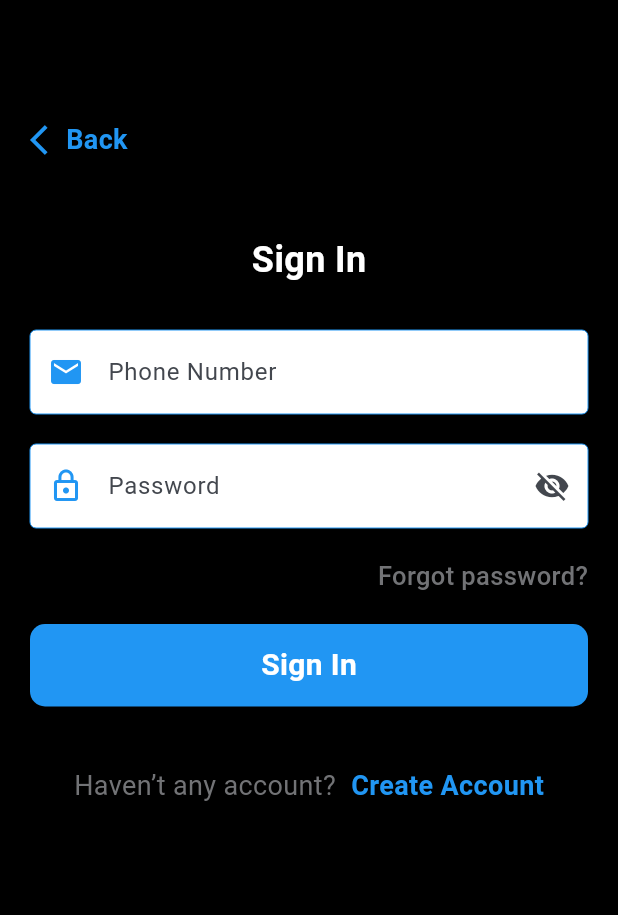
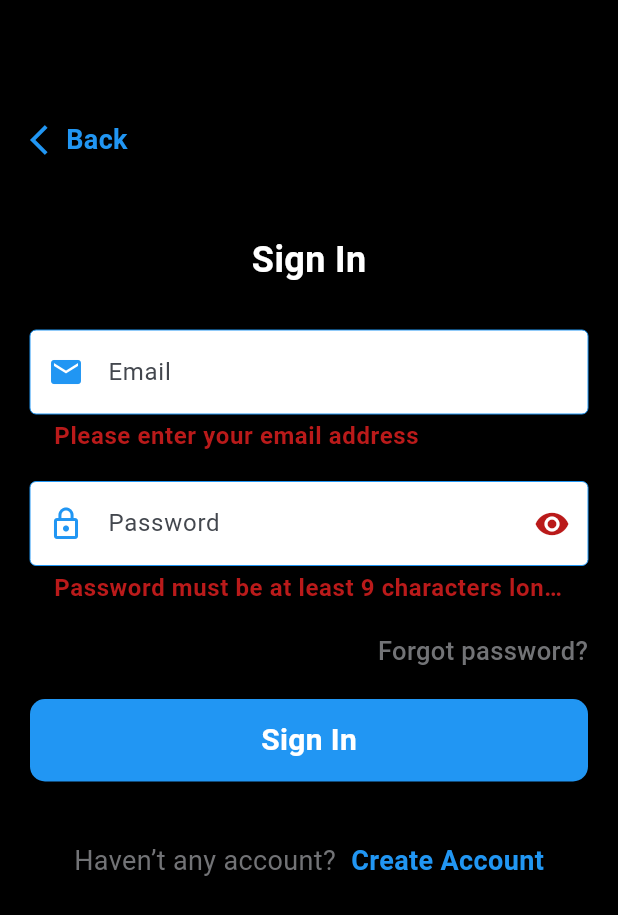
Before and after one commit to RootHex200/tv_flutter, a Flutter app: the LoginScreen screen opened directly, after a tap on "Sign In", on a phone screen of 412 x 824 dp. Shown: the top 915 px of the screen. Run offline on Flutter 3.47's test engine with Material 3 defaults, Android fonts, the light colour scheme and no system bars; our stand-ins replace better_player, device_info_plus, dio, flutter_otp_text_field, get, shared_preferences and 1 more; accounts and stored records are empty; network calls fail.

Commit message:
added text field validation and obsecure text

```diff
--- a/lib/presentation/auth/login/presentation/controller/login_controller.dart
+++ b/lib/presentation/auth/login/presentation/controller/login_controller.dart
@@ -11,6 +11,8 @@ class LoginController extends GetxController{
   LoginController();
   late TextEditingController emailController;
   late TextEditingController passwordController;
+  var showpassword=false.obs;
+  final loginformKey = GlobalKey<FormState>();
   @override
   void onInit() {
     emailController=TextEditingController();
--- a/lib/presentation/auth/login/presentation/views/login_screen.dart
+++ b/lib/presentation/auth/login/presentation/views/login_screen.dart
@@ -13,6 +13,7 @@ import 'package:live_tv/utils/common/widgets/button/custom_buttom.dart';
 import 'package:live_tv/utils/common/widgets/space/space.dart';
 import 'package:live_tv/utils/common/widgets/text_field/custom_text_field.dart';
 import 'package:live_tv/utils/value/colors/colors.dart';
+import 'package:live_tv/utils/value/constrant/value.dart';
 import 'package:live_tv/utils/value/style/text_style.dart';
 
 class LoginScreen extends StatelessWidget {
@@ -27,11 +28,15 @@ return Scaffold(
       body: SingleChildScrollView(
         child: Padding(
           padding: const EdgeInsets.only(left: 20,right: 20),
+          child: Form(
+            key: loginController.loginformKey,
             child: Column(
               mainAxisSize: MainAxisSize.min,
               children: [
                 const VerticalSpace(height: 80),
-                CustomBackButton(onPressed: (){}),
+                  CustomBackButton(onPressed: (){
+                    Navigator.pop(context);
+                  }),
                   const VerticalSpace(height: 50.0),
                 const Text(
                   'Sign In',
@@ -39,14 +44,36 @@ return Scaffold(
                 ),
                   const VerticalSpace(height: 30.0),
                   CustomTextFieldWidget(
-
+                validator: (value) {
+                if (value != null && value.isNotEmpty) {
+                  if (validateEmail(value) == false) {
+                    return 'Invalid Email Address';
+                  }
+                } else {
+                  return 'Please enter your email address';
+                }
+                return null;
+              },
                     controller: loginController.emailController,
-                  iconData: Icons.email, labelText: "Phone Number"),
+                    iconData: Icons.email, labelText: "Email"),
                   const VerticalSpace(height: 20.0),
-               CustomTextFieldWidget(
+                   Obx(
+                     ()=> CustomTextFieldWidget(
+                      validator: (value) {
+                        if ((value?.toString().length ?? 0) < 9) {
+                          return "Password must be at least 9 characters long.";
+                        }
+                        return null;
+                      },
                       controller: loginController.passwordController,
-                suffixIcon: const Icon(Icons.visibility_off),
+                      obscure: loginController.showpassword.value,
+                      suffixIcon:  GestureDetector(
+                        onTap: (){
+                          loginController.showpassword.value=!loginController.showpassword.value;
+                        },
+                        child: Icon(loginController.showpassword.value?Icons.visibility_off:Icons.visibility)),
                       iconData: Icons.lock_outline, labelText: "Password"),
+                   ),
                   const VerticalSpace(height: 20.0),
                    Align(
                     alignment: Alignment.centerRight,
@@ -59,14 +86,17 @@ return Scaffold(
                                   const VerticalSpace(height: 20.0),
 
                  CustomButton(txt: 'Sign In',ontap: ()async{
+
+                    if (loginController.loginformKey.currentState!.validate()){
                     DeviceInfoPlugin deviceInfo = DeviceInfoPlugin();
                     AndroidDeviceInfo androidInfo = await deviceInfo.androidInfo;
                     final devicename=androidInfo.model;
                     final id=androidInfo.id;
                   final response=await loginController.userLoginController(devicename, loginController.emailController.text, id, loginController.passwordController.text);
-                print(response);
+
                   if(response==true){
                     Navigator.pushAndRemoveUntil(context, MaterialPageRoute(builder: (context)=>const Homepage()), (route) => false);
+                  }
                     }
                  },),
                  const VerticalSpace(height: 40.0),
@@ -117,6 +147,7 @@ return Scaffold(
             ),
           ),
         ),
+      ),
     );
   }
 }
```
Lines whose indentation alone changed are shown as unchanged.
